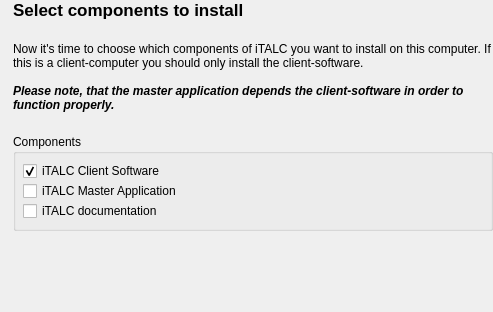
Above: setup/dialogs/page_select_components.ui from veyon/veyon before the change. Below: the same form after it.
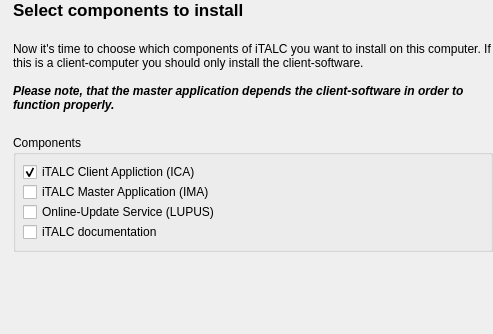
That is the form after the change. Icons and pictures are not drawn.

```diff
--- a/setup/dialogs/page_select_components.ui
+++ b/setup/dialogs/page_select_components.ui
@@ -6,7 +6,7 @@
     <x>0</x>
     <y>0</y>
     <width>493</width>
-    <height>312</height>
+    <height>334</height>
    </rect>
   </property>
   <layout class="QHBoxLayout" >
@@ -90,7 +90,7 @@
              <bool>true</bool>
             </property>
             <property name="text" >
-             <string>iTALC Client Software</string>
+             <string>iTALC Client Appliction (ICA)</string>
             </property>
             <property name="checked" >
              <bool>true</bool>
@@ -100,7 +100,14 @@
           <item>
            <widget class="QCheckBox" name="componentMaster" >
             <property name="text" >
-             <string>iTALC Master Application</string>
+             <string>iTALC Master Application (IMA)</string>
+            </property>
+           </widget>
+          </item>
+          <item>
+           <widget class="QCheckBox" name="componentLUPUS" >
+            <property name="text" >
+             <string>Online-Update Service (LUPUS)</string>
             </property>
            </widget>
           </item>
```
